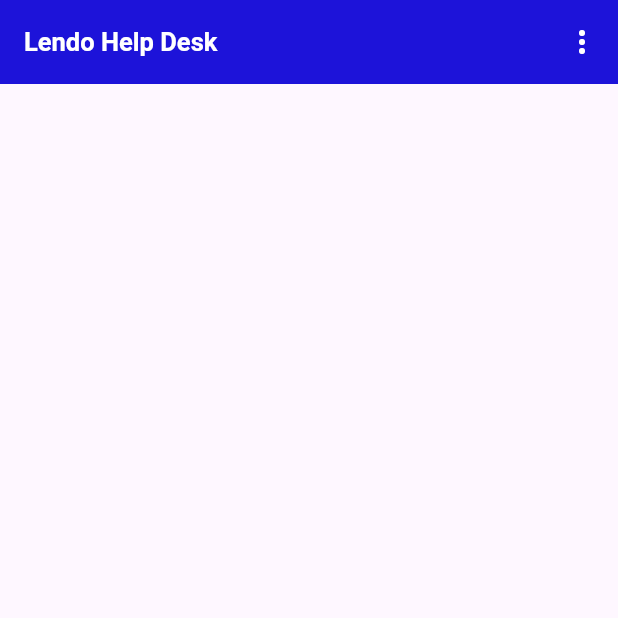
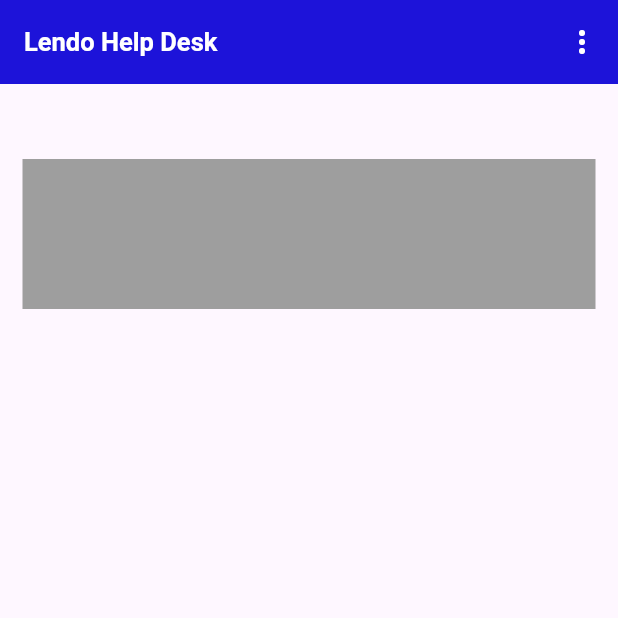
Before and after one commit to AthiraaAthi/Lendo_Admin_App, a Flutter app: the screen it shows after launch, on a phone screen of 412 x 824 dp, the top half of it. Run offline on Flutter 3.47's test engine with Material 3 defaults, Android fonts, the phone set to English and light mode, and no system bars.

Commit message:
added padding to home screen layout and set background color for the container

```diff
--- a/lib/view/home/home.dart
+++ b/lib/view/home/home.dart
@@ -73,13 +73,20 @@ class HomeScreen extends StatelessWidget {
           )
         ],
       ),
-      body: Column(
+      body: Padding(
+        padding:
+            const EdgeInsets.only(top: 50, left: 15, right: 15, bottom: 15),
+        child: Column(
           children: [
             Container(
               height: 100,
               width: double.infinity,
+              decoration: BoxDecoration(
+                color: Colors.grey,
+              ),
             )
           ],
+        ),
       ),
     );
   }
```
Lines whose indentation alone changed are shown as unchanged.
